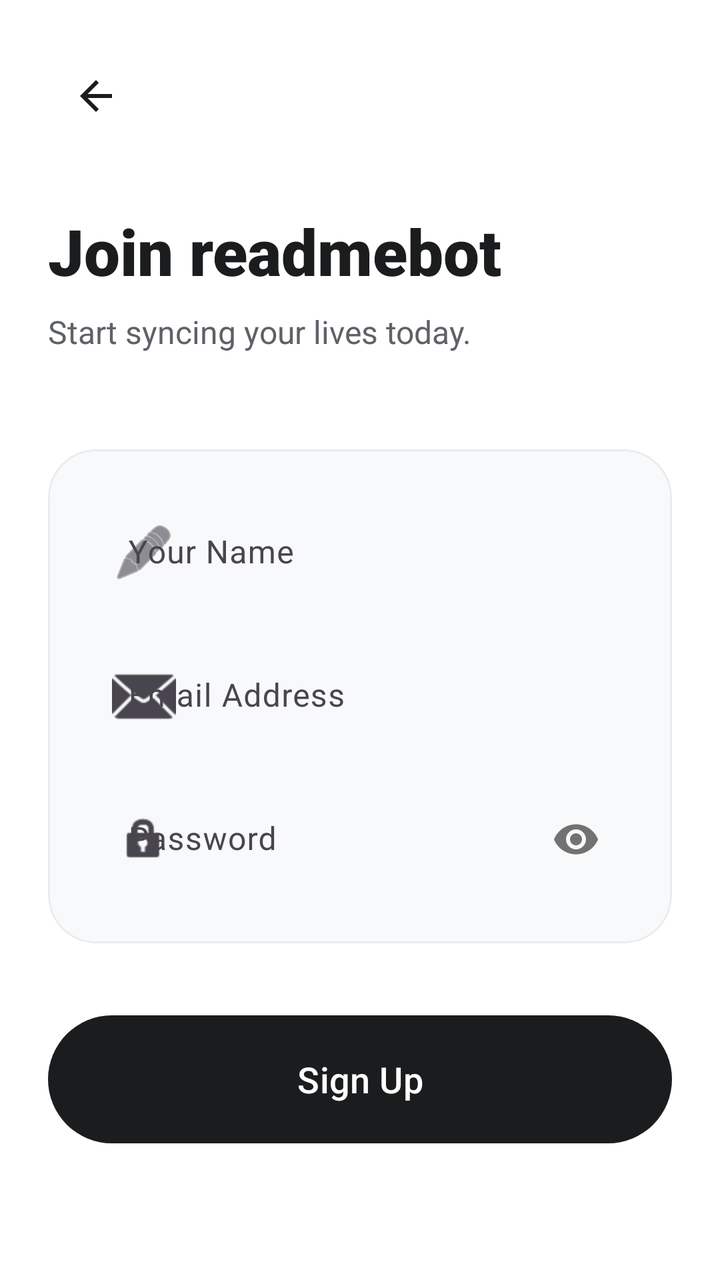
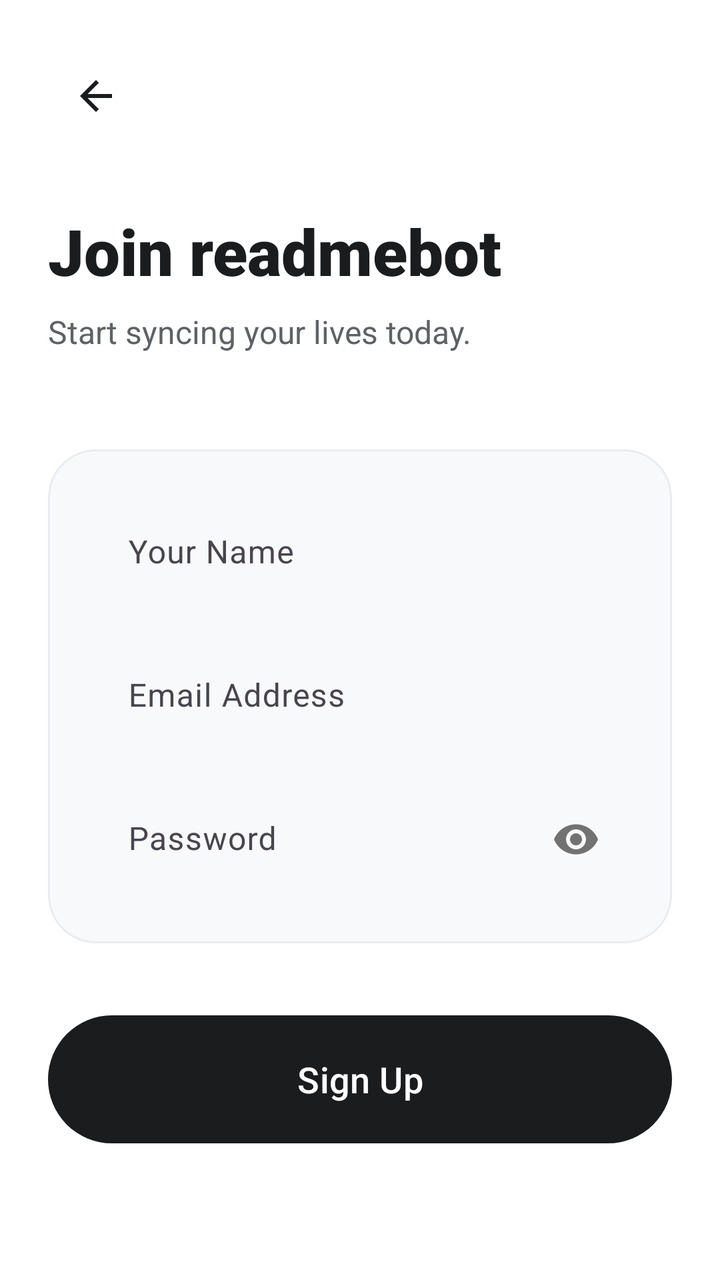

An Android layout rendered at two revisions. The XML below is the earlier revision; the diff shows what the commit changed to produce the second picture.
<!-- AndroidManifest.xml: application theme Theme.Readmebot -->
<!-- res/layout/fragment_signup.xml -->
<?xml version="1.0" encoding="utf-8"?>
<androidx.constraintlayout.widget.ConstraintLayout xmlns:android="http://schemas.android.com/apk/res/android"
    xmlns:app="http://schemas.android.com/apk/res-auto"
    android:layout_width="match_parent"
    android:layout_height="match_parent"
    android:background="@color/background"
    android:padding="24dp">

    <ImageButton
        android:id="@+id/btn_back"
        android:layout_width="48dp"
        android:layout_height="48dp"
        android:background="?attr/selectableItemBackgroundBorderless"
        android:src="@drawable/ic_back_arrow"
        android:contentDescription="@string/back_description"
        app:layout_constraintStart_toStartOf="parent"
        app:layout_constraintTop_toTopOf="parent"
        app:tint="@color/primary" />

    <TextView
        android:id="@+id/tv_signup_title"
        android:layout_width="wrap_content"
        android:layout_height="wrap_content"
        android:layout_marginTop="32dp"
        android:fontFamily="sans-serif-black"
        android:text="@string/signup_title"
        android:textColor="@color/primary"
        android:textSize="32sp"
        app:layout_constraintStart_toStartOf="parent"
        app:layout_constraintTop_toBottomOf="@id/btn_back" />

    <TextView
        android:id="@+id/tv_signup_subtitle"
        android:layout_width="wrap_content"
        android:layout_height="wrap_content"
        android:layout_marginTop="8dp"
        android:text="@string/signup_subtitle"
        android:textColor="@color/secondary"
        android:textSize="16sp"
        app:layout_constraintStart_toStartOf="parent"
        app:layout_constraintTop_toBottomOf="@id/tv_signup_title" />

    <com.google.android.material.card.MaterialCardView
        android:id="@+id/card_signup"
        android:layout_width="match_parent"
        android:layout_height="wrap_content"
        android:layout_marginTop="48dp"
        app:cardCornerRadius="24dp"
        app:cardElevation="0dp"
        app:strokeWidth="1dp"
        app:strokeColor="@color/surface_variant"
        app:layout_constraintTop_toBottomOf="@id/tv_signup_subtitle">

        <LinearLayout
            android:layout_width="match_parent"
            android:layout_height="wrap_content"
            android:orientation="vertical"
            android:padding="24dp">

            <com.google.android.material.textfield.TextInputLayout
                android:id="@+id/til_name"
                style="@style/Widget.Material3.TextInputLayout.FilledBox"
                android:layout_width="match_parent"
                android:layout_height="wrap_content"
                android:hint="@string/full_name_hint"
                app:boxBackgroundColor="@color/surface"
                app:boxCornerRadiusTopEnd="16dp"
                app:boxCornerRadiusTopStart="16dp"
                app:boxCornerRadiusBottomEnd="16dp"
                app:boxCornerRadiusBottomStart="16dp"
                app:boxStrokeWidth="0dp"
                app:boxStrokeWidthFocused="1dp"
                app:startIconDrawable="@android:drawable/ic_menu_edit">

                <com.google.android.material.textfield.TextInputEditText
                    android:id="@+id/et_name"
                    android:layout_width="match_parent"
                    android:layout_height="wrap_content"
                    android:inputType="textPersonName"
                    android:textColor="@color/primary" />
            </com.google.android.material.textfield.TextInputLayout>

            <com.google.android.material.textfield.TextInputLayout
                android:id="@+id/til_email"
                style="@style/Widget.Material3.TextInputLayout.FilledBox"
                android:layout_width="match_parent"
                android:layout_height="wrap_content"
                android:layout_marginTop="16dp"
                android:hint="@string/email_hint"
                app:boxBackgroundColor="@color/surface"
                app:boxCornerRadiusTopEnd="16dp"
                app:boxCornerRadiusTopStart="16dp"
                app:boxCornerRadiusBottomEnd="16dp"
                app:boxCornerRadiusBottomStart="16dp"
                app:boxStrokeWidth="0dp"
                app:boxStrokeWidthFocused="1dp"
                app:startIconDrawable="@android:drawable/ic_dialog_email">

                <com.google.android.material.textfield.TextInputEditText
                    android:id="@+id/et_email"
                    android:layout_width="match_parent"
                    android:layout_height="wrap_content"
                    android:inputType="textEmailAddress"
                    android:textColor="@color/primary" />
            </com.google.android.material.textfield.TextInputLayout>

            <com.google.android.material.textfield.TextInputLayout
                android:id="@+id/til_password"
                style="@style/Widget.Material3.TextInputLayout.FilledBox"
                android:layout_width="match_parent"
                android:layout_height="wrap_content"
                android:layout_marginTop="16dp"
                android:hint="@string/password_hint"
                app:boxBackgroundColor="@color/surface"
                app:boxCornerRadiusTopEnd="16dp"
                app:boxCornerRadiusTopStart="16dp"
                app:boxCornerRadiusBottomEnd="16dp"
                app:boxCornerRadiusBottomStart="16dp"
                app:boxStrokeWidth="0dp"
                app:boxStrokeWidthFocused="1dp"
                app:passwordToggleEnabled="true"
                app:startIconDrawable="@android:drawable/ic_lock_idle_lock">

                <com.google.android.material.textfield.TextInputEditText
                    android:id="@+id/et_password"
                    android:layout_width="match_parent"
                    android:layout_height="wrap_content"
                    android:inputType="textPassword"
                    android:textColor="@color/primary" />
            </com.google.android.material.textfield.TextInputLayout>

        </LinearLayout>
    </com.google.android.material.card.MaterialCardView>

    <com.google.android.material.button.MaterialButton
        android:id="@+id/btn_do_signup"
        android:layout_width="match_parent"
        android:layout_height="72dp"
        android:layout_marginTop="32dp"
        android:text="@string/sign_up_button"
        android:textAllCaps="false"
        android:textSize="18sp"
        android:fontFamily="sans-serif-medium"
        app:cornerRadius="36dp"
        app:backgroundTint="@color/primary"
        app:layout_constraintTop_toBottomOf="@id/card_signup" />

    <ProgressBar
        android:id="@+id/progress_bar"
        android:layout_width="wrap_content"
        android:layout_height="wrap_content"
        android:visibility="gone"
        app:layout_constraintTop_toTopOf="parent"
        app:layout_constraintBottom_toBottomOf="parent"
        app:layout_constraintStart_toStartOf="parent"
        app:layout_constraintEnd_toEndOf="parent" />

</androidx.constraintlayout.widget.ConstraintLayout>
<!-- resources referenced by this layout -->
<resources>
  <color name="background">#FFFFFF</color>
  <color name="primary">#1A1C1E</color>
  <color name="secondary">#5E6267</color>
  <color name="surface">#F8F9FA</color>
  <color name="surface_variant">#E9ECEF</color>
  <!-- drawable ic_back_arrow (drawable) -->
  <vector xmlns:android="http://schemas.android.com/apk/res/android"
      android:width="24dp"
      android:height="24dp"
      android:viewportWidth="24"
      android:viewportHeight="24"
      android:tint="@color/primary">
      <path
          android:fillColor="@android:color/white"
          android:pathData="M20,11H7.83l5.59,-5.59L12,4l-8,8 8,8 1.41,-1.41L7.83,13H20v-2z" />
  </vector>
  <string name="back_description">Back</string>
  <string name="email_hint">Email Address</string>
  <string name="full_name_hint">Your Name</string>
  <string name="password_hint">Password</string>
  <string name="sign_up_button">Sign Up</string>
  <string name="signup_subtitle">Start syncing your lives today.</string>
  <string name="signup_title">Join readmebot</string>
  <style name="Theme.Readmebot" parent="Theme.Material3.DayNight.NoActionBar">
          
          <item name="colorPrimary">@color/primary</item>
          <item name="colorOnPrimary">@color/on_primary</item>
          
          
          <item name="colorSecondary">@color/secondary</item>
          
          
          <item name="android:windowBackground">@color/background</item>
          <item name="colorSurface">@color/surface</item>
          <item name="colorSurfaceVariant">@color/surface_variant</item>
  
          
          <item name="android:statusBarColor">@color/background</item>
          <item name="android:windowLightStatusBar">true</item>
          
          
          <item name="shapeAppearanceLargeComponent">@style/ShapeAppearance.Readmebot.Large</item>
          <item name="shapeAppearanceMediumComponent">@style/ShapeAppearance.Readmebot.Medium</item>
      </style>
  <color name="on_primary">#FFFFFF</color>
  <style name="ShapeAppearance.Readmebot.Large" parent="ShapeAppearance.Material3.LargeComponent">
          <item name="cornerSize">32dp</item>
      </style>
  <style name="ShapeAppearance.Readmebot.Medium" parent="ShapeAppearance.Material3.MediumComponent">
          <item name="cornerSize">24dp</item>
      </style>
</resources>

<!-- the commit's change to res/layout/fragment_signup.xml (unified diff, before → after) -->
@@ -68,9 +68,7 @@
                 app:boxCornerRadiusTopStart="16dp"
                 app:boxCornerRadiusBottomEnd="16dp"
                 app:boxCornerRadiusBottomStart="16dp"
-                app:boxStrokeWidth="0dp"
-                app:boxStrokeWidthFocused="1dp"
-                app:startIconDrawable="@android:drawable/ic_menu_edit">
+                app:boxStrokeWidth="0dp">
 
                 <com.google.android.material.textfield.TextInputEditText
                     android:id="@+id/et_name"
@@ -92,9 +90,7 @@
                 app:boxCornerRadiusTopStart="16dp"
                 app:boxCornerRadiusBottomEnd="16dp"
                 app:boxCornerRadiusBottomStart="16dp"
-                app:boxStrokeWidth="0dp"
-                app:boxStrokeWidthFocused="1dp"
-                app:startIconDrawable="@android:drawable/ic_dialog_email">
+                app:boxStrokeWidth="0dp">
 
                 <com.google.android.material.textfield.TextInputEditText
                     android:id="@+id/et_email"
@@ -117,9 +113,7 @@
                 app:boxCornerRadiusBottomEnd="16dp"
                 app:boxCornerRadiusBottomStart="16dp"
                 app:boxStrokeWidth="0dp"
-                app:boxStrokeWidthFocused="1dp"
-                app:passwordToggleEnabled="true"
-                app:startIconDrawable="@android:drawable/ic_lock_idle_lock">
+                app:passwordToggleEnabled="true">
 
                 <com.google.android.material.textfield.TextInputEditText
                     android:id="@+id/et_password"
@@ -145,14 +139,4 @@
         app:backgroundTint="@color/primary"
         app:layout_constraintTop_toBottomOf="@id/card_signup" />
 
-    <ProgressBar
-        android:id="@+id/progress_bar"
-        android:layout_width="wrap_content"
-        android:layout_height="wrap_content"
-        android:visibility="gone"
-        app:layout_constraintTop_toTopOf="parent"
-        app:layout_constraintBottom_toBottomOf="parent"
-        app:layout_constraintStart_toStartOf="parent"
-        app:layout_constraintEnd_toEndOf="parent" />
-
 </androidx.constraintlayout.widget.ConstraintLayout>
